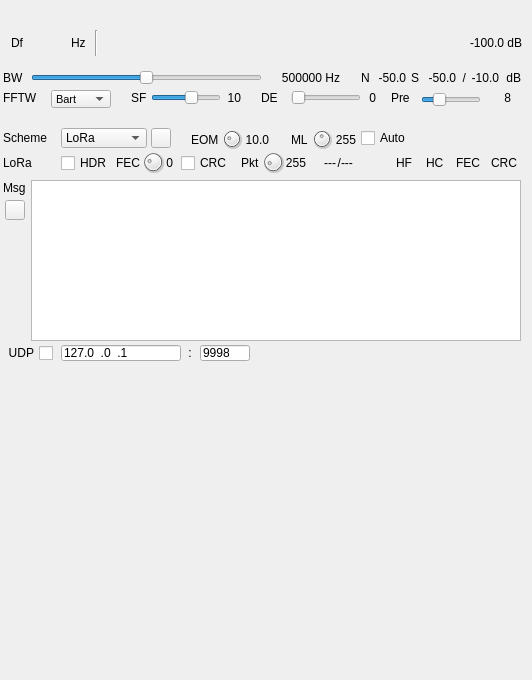
Qt form plugins/channelrx/demodchirpchat/chirpchatdemodgui.ui (f4exb/sdrangel) before a commit.
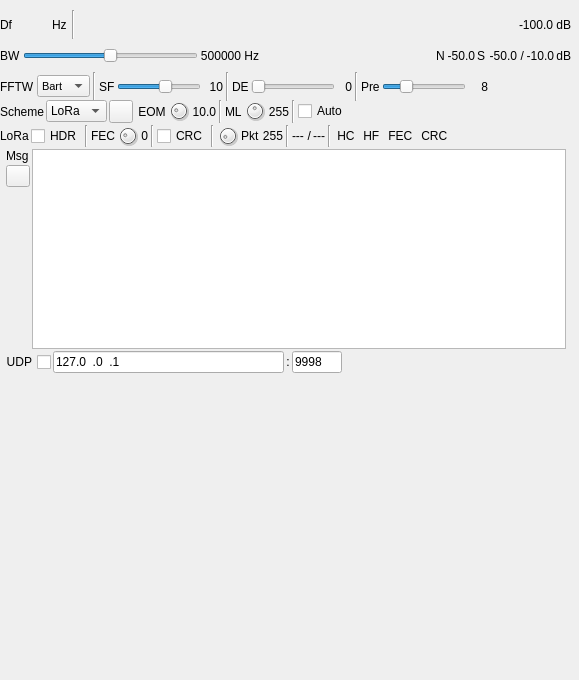
The same form after that commit. Icons and pictures are not drawn. Custom widgets are drawn as their Qt base class.

Commit message: Fixed some plugins layout so that they work with new rollup widget

What changed in the file:
```diff
--- a/plugins/channelrx/demodchirpchat/chirpchatdemodgui.ui
+++ b/plugins/channelrx/demodchirpchat/chirpchatdemodgui.ui
@@ -6,7 +6,7 @@
    <rect>
     <x>0</x>
     <y>0</y>
-    <width>532</width>
+    <width>579</width>
     <height>680</height>
    </rect>
   </property>
@@ -25,222 +25,23 @@
   <property name="windowTitle">
    <string>ChirpChat Demodulator</string>
   </property>
-  <widget class="QWidget" name="settingsContainer" native="true">
+  <widget class="QWidget" name="verticalLayoutWidget">
    <property name="geometry">
     <rect>
-     <x>1</x>
-     <y>20</y>
-     <width>530</width>
-     <height>90</height>
-    </rect>
-   </property>
-   <property name="minimumSize">
-    <size>
-     <width>0</width>
-     <height>90</height>
-    </size>
-   </property>
-   <property name="windowTitle">
-    <string>RF/demod Settings</string>
-   </property>
-   <widget class="QLabel" name="bwLabel">
-    <property name="geometry">
-     <rect>
-      <x>2</x>
-      <y>50</y>
-      <width>22</width>
-      <height>16</height>
-     </rect>
-    </property>
-    <property name="text">
-     <string>BW</string>
-    </property>
-   </widget>
-   <widget class="QLabel" name="spreadLabel">
-    <property name="geometry">
-     <rect>
-      <x>130</x>
-      <y>70</y>
-      <width>22</width>
-      <height>16</height>
-     </rect>
-    </property>
-    <property name="text">
-     <string>SF</string>
-    </property>
-   </widget>
-   <widget class="QSlider" name="BW">
-    <property name="geometry">
-     <rect>
-      <x>30</x>
-      <y>50</y>
-      <width>231</width>
-      <height>16</height>
-     </rect>
-    </property>
-    <property name="toolTip">
-     <string>Bandwidth</string>
-    </property>
-    <property name="minimum">
-     <number>0</number>
-    </property>
-    <property name="maximum">
-     <number>10</number>
-    </property>
-    <property name="pageStep">
-     <number>1</number>
-    </property>
-    <property name="value">
-     <number>5</number>
-    </property>
-    <property name="orientation">
-     <enum>Qt::Horizontal</enum>
-    </property>
-   </widget>
-   <widget class="QSlider" name="Spread">
-    <property name="geometry">
-     <rect>
-      <x>150</x>
-      <y>70</y>
-      <width>70</width>
-      <height>16</height>
-     </rect>
-    </property>
-    <property name="toolTip">
-     <string>Spreading factor</string>
-    </property>
-    <property name="minimum">
-     <number>7</number>
-    </property>
-    <property name="maximum">
-     <number>12</number>
-    </property>
-    <property name="pageStep">
-     <number>1</number>
-    </property>
-    <property name="value">
-     <number>10</number>
-    </property>
-    <property name="sliderPosition">
-     <number>10</number>
-    </property>
-    <property name="orientation">
-     <enum>Qt::Horizontal</enum>
-    </property>
-   </widget>
-   <widget class="QLabel" name="SpreadText">
-    <property name="geometry">
-     <rect>
-      <x>220</x>
-      <y>70</y>
-      <width>20</width>
-      <height>16</height>
-     </rect>
-    </property>
-    <property name="minimumSize">
-     <size>
-      <width>20</width>
-      <height>0</height>
-     </size>
-    </property>
-    <property name="text">
-     <string>10</string>
-    </property>
-    <property name="alignment">
-     <set>Qt::AlignRight|Qt::AlignTrailing|Qt::AlignVCenter</set>
-    </property>
-   </widget>
-   <widget class="QLabel" name="BWText">
-    <property name="geometry">
-     <rect>
-      <x>269</x>
-      <y>50</y>
-      <width>70</width>
-      <height>16</height>
-     </rect>
-    </property>
-    <property name="text">
-     <string>500000 Hz</string>
-    </property>
-    <property name="alignment">
-     <set>Qt::AlignRight|Qt::AlignTrailing|Qt::AlignVCenter</set>
-    </property>
-   </widget>
-   <widget class="QLabel" name="deBitsLabel">
-    <property name="geometry">
-     <rect>
-      <x>260</x>
-      <y>70</y>
-      <width>22</width>
-      <height>16</height>
-     </rect>
-    </property>
-    <property name="text">
-     <string>DE</string>
-    </property>
-   </widget>
-   <widget class="QLabel" name="deBitsText">
-    <property name="geometry">
-     <rect>
-      <x>360</x>
-      <y>70</y>
-      <width>15</width>
-      <height>16</height>
-     </rect>
-    </property>
-    <property name="minimumSize">
-     <size>
-      <width>15</width>
-      <height>0</height>
-     </size>
-    </property>
-    <property name="text">
-     <string>0</string>
-    </property>
-    <property name="alignment">
-     <set>Qt::AlignRight|Qt::AlignTrailing|Qt::AlignVCenter</set>
-    </property>
-   </widget>
-   <widget class="QSlider" name="deBits">
-    <property name="geometry">
-     <rect>
-      <x>290</x>
-      <y>70</y>
-      <width>70</width>
-      <height>16</height>
-     </rect>
-    </property>
-    <property name="toolTip">
-     <string>Distance Enhancement bits i.e. log2 of number of FFT bins per effective sample</string>
-    </property>
-    <property name="minimum">
-     <number>0</number>
-    </property>
-    <property name="maximum">
-     <number>4</number>
-    </property>
-    <property name="pageStep">
-     <number>1</number>
-    </property>
-    <property name="value">
-     <number>0</number>
-    </property>
-    <property name="sliderPosition">
-     <number>0</number>
-    </property>
-    <property name="orientation">
-     <enum>Qt::Horizontal</enum>
-    </property>
-   </widget>
-   <widget class="QWidget" name="layoutWidget">
-    <property name="geometry">
-     <rect>
-      <x>10</x>
+     <x>0</x>
       <y>10</y>
-      <width>511</width>
-      <height>26</height>
-     </rect>
-    </property>
+     <width>571</width>
+     <height>91</height>
+    </rect>
+   </property>
+   <property name="windowTitle">
+    <string>RF/demod settings</string>
+   </property>
+   <layout class="QVBoxLayout" name="settingLayout">
+    <property name="spacing">
+     <number>2</number>
+    </property>
+    <item>
     <layout class="QHBoxLayout" name="deltaFrequencyLayout">
      <item>
       <widget class="QLabel" name="deltaFrequencyLabel">
@@ -336,98 +137,119 @@
       </widget>
      </item>
     </layout>
-   </widget>
-   <widget class="QLabel" name="preambleChirpsText">
-    <property name="geometry">
-     <rect>
-      <x>490</x>
-      <y>70</y>
-      <width>20</width>
-      <height>16</height>
-     </rect>
-    </property>
-    <property name="minimumSize">
-     <size>
-      <width>20</width>
-      <height>0</height>
-     </size>
-    </property>
+    </item>
+    <item>
+     <layout class="QHBoxLayout" name="bandwidthLayout">
+      <item>
+       <widget class="QLabel" name="bwLabel">
     <property name="text">
-     <string>8</string>
-    </property>
-    <property name="alignment">
-     <set>Qt::AlignRight|Qt::AlignTrailing|Qt::AlignVCenter</set>
-    </property>
-   </widget>
-   <widget class="QLabel" name="preambleChirpsLabel">
-    <property name="geometry">
-     <rect>
-      <x>390</x>
-      <y>70</y>
-      <width>25</width>
-      <height>16</height>
-     </rect>
-    </property>
-    <property name="text">
-     <string>Pre</string>
-    </property>
-   </widget>
-   <widget class="QSlider" name="preambleChirps">
-    <property name="geometry">
-     <rect>
-      <x>420</x>
-      <y>70</y>
-      <width>60</width>
-      <height>20</height>
-     </rect>
-    </property>
+         <string>BW</string>
+        </property>
+       </widget>
+      </item>
+      <item>
+       <widget class="QSlider" name="BW">
     <property name="toolTip">
-     <string>Expected number of preamble chirps</string>
+         <string>Bandwidth</string>
     </property>
     <property name="minimum">
-     <number>4</number>
+         <number>0</number>
     </property>
     <property name="maximum">
-     <number>20</number>
+         <number>10</number>
     </property>
     <property name="pageStep">
      <number>1</number>
     </property>
     <property name="value">
-     <number>8</number>
-    </property>
-    <property name="sliderPosition">
-     <number>8</number>
-    </property>
+         <number>5</number>
+        </property>
+        <property name="orientation">
+         <enum>Qt::Horizontal</enum>
+        </property>
+       </widget>
+      </item>
+      <item>
+       <widget class="QLabel" name="BWText">
+        <property name="text">
+         <string>500000 Hz</string>
+        </property>
+        <property name="alignment">
+         <set>Qt::AlignRight|Qt::AlignTrailing|Qt::AlignVCenter</set>
+        </property>
+       </widget>
+      </item>
+      <item>
+       <spacer name="horizontalSpacer_2">
     <property name="orientation">
      <enum>Qt::Horizontal</enum>
     </property>
-   </widget>
-   <widget class="QLabel" name="sUnits">
-    <property name="geometry">
-     <rect>
-      <x>500</x>
-      <y>50</y>
-      <width>20</width>
-      <height>16</height>
-     </rect>
+        <property name="sizeHint" stdset="0">
+         <size>
+          <width>40</width>
+          <height>20</height>
+         </size>
+        </property>
+       </spacer>
+      </item>
+      <item>
+       <widget class="QLabel" name="nLabel">
+        <property name="text">
+         <string>N</string>
+        </property>
+       </widget>
+      </item>
+      <item>
+       <widget class="QLabel" name="nText">
+        <property name="toolTip">
+         <string>De-chirped noise maximum power</string>
     </property>
     <property name="text">
-     <string>dB</string>
+         <string>-50.0</string>
     </property>
     <property name="alignment">
      <set>Qt::AlignRight|Qt::AlignTrailing|Qt::AlignVCenter</set>
     </property>
    </widget>
+      </item>
+      <item>
+       <widget class="QLabel" name="sLabel">
+        <property name="text">
+         <string>S</string>
+        </property>
+       </widget>
+      </item>
+      <item>
+       <widget class="QLabel" name="sText">
+        <property name="minimumSize">
+         <size>
+          <width>30</width>
+          <height>0</height>
+         </size>
+        </property>
+        <property name="toolTip">
+         <string>De-chirped signal maximum power</string>
+        </property>
+        <property name="text">
+         <string>-50.0</string>
+        </property>
+        <property name="alignment">
+         <set>Qt::AlignRight|Qt::AlignTrailing|Qt::AlignVCenter</set>
+        </property>
+       </widget>
+      </item>
+      <item>
+       <widget class="QLabel" name="snrLabel">
+        <property name="text">
+         <string>/</string>
+        </property>
+        <property name="alignment">
+         <set>Qt::AlignRight|Qt::AlignTrailing|Qt::AlignVCenter</set>
+        </property>
+       </widget>
+      </item>
+      <item>
    <widget class="QLabel" name="snrText">
-    <property name="geometry">
-     <rect>
-      <x>470</x>
-      <y>50</y>
-      <width>28</width>
-      <height>16</height>
-     </rect>
-    </property>
     <property name="minimumSize">
      <size>
       <width>25</width>
@@ -444,103 +266,33 @@
      <set>Qt::AlignRight|Qt::AlignTrailing|Qt::AlignVCenter</set>
     </property>
    </widget>
-   <widget class="QLabel" name="snrLabel">
-    <property name="geometry">
-     <rect>
-      <x>460</x>
-      <y>50</y>
-      <width>5</width>
-      <height>16</height>
-     </rect>
-    </property>
+      </item>
+      <item>
+       <widget class="QLabel" name="sUnits">
     <property name="text">
-     <string>/</string>
+         <string>dB</string>
     </property>
     <property name="alignment">
      <set>Qt::AlignRight|Qt::AlignTrailing|Qt::AlignVCenter</set>
     </property>
    </widget>
-   <widget class="QLabel" name="sText">
-    <property name="geometry">
-     <rect>
-      <x>425</x>
-      <y>50</y>
-      <width>30</width>
-      <height>16</height>
-     </rect>
-    </property>
-    <property name="minimumSize">
-     <size>
-      <width>30</width>
-      <height>0</height>
-     </size>
-    </property>
-    <property name="toolTip">
-     <string>De-chirped signal maximum power</string>
-    </property>
+      </item>
+     </layout>
+    </item>
+    <item>
+     <layout class="QHBoxLayout" name="fftLayout">
+      <item>
+       <widget class="QLabel" name="fftWindowLabel">
     <property name="text">
-     <string>-50.0</string>
-    </property>
-    <property name="alignment">
-     <set>Qt::AlignRight|Qt::AlignTrailing|Qt::AlignVCenter</set>
-    </property>
-   </widget>
-   <widget class="QLabel" name="sLabel">
-    <property name="geometry">
-     <rect>
-      <x>410</x>
-      <y>50</y>
-      <width>9</width>
-      <height>16</height>
-     </rect>
-    </property>
-    <property name="text">
-     <string>S</string>
-    </property>
-   </widget>
-   <widget class="QLabel" name="nText">
-    <property name="geometry">
-     <rect>
-      <x>375</x>
-      <y>50</y>
-      <width>30</width>
-      <height>16</height>
-     </rect>
-    </property>
-    <property name="toolTip">
-     <string>De-chirped noise maximum power</string>
-    </property>
-    <property name="text">
-     <string>-50.0</string>
-    </property>
-    <property name="alignment">
-     <set>Qt::AlignRight|Qt::AlignTrailing|Qt::AlignVCenter</set>
-    </property>
-   </widget>
-   <widget class="QLabel" name="nLabel">
-    <property name="geometry">
-     <rect>
-      <x>360</x>
-      <y>50</y>
-      <width>10</width>
-      <height>16</height>
-     </rect>
-    </property>
-    <property name="text">
-     <string>N</string>
-    </property>
-   </widget>
+         <string>FFTW</string>
+        </property>
+       </widget>
+      </item>
+      <item>
    <widget class="QComboBox" name="fftWindow">
-    <property name="geometry">
-     <rect>
-      <x>50</x>
-      <y>70</y>
-      <width>60</width>
-      <height>18</height>
-     </rect>
-    </property>
     <property name="font">
      <font>
+          <family>Liberation Sans</family>
       <pointsize>8</pointsize>
      </font>
     </property>
@@ -580,88 +332,234 @@
      </property>
     </item>
    </widget>
-   <widget class="QLabel" name="fftWindowLabel">
-    <property name="geometry">
-     <rect>
-      <x>2</x>
-      <y>70</y>
-      <width>41</width>
-      <height>16</height>
-     </rect>
-    </property>
+      </item>
+      <item>
+       <widget class="Line" name="line_11">
+        <property name="minimumSize">
+         <size>
+          <width>5</width>
+          <height>0</height>
+         </size>
+        </property>
+        <property name="orientation">
+         <enum>Qt::Vertical</enum>
+        </property>
+       </widget>
+      </item>
+      <item>
+       <widget class="QLabel" name="spreadLabel">
     <property name="text">
-     <string>FFTW</string>
-    </property>
-   </widget>
-  </widget>
-  <widget class="QWidget" name="payloadContainer" native="true">
-   <property name="geometry">
-    <rect>
-     <x>1</x>
-     <y>120</y>
-     <width>530</width>
-     <height>250</height>
-    </rect>
-   </property>
+         <string>SF</string>
+        </property>
+       </widget>
+      </item>
+      <item>
+       <widget class="QSlider" name="Spread">
+        <property name="toolTip">
+         <string>Spreading factor</string>
+        </property>
+        <property name="minimum">
+         <number>7</number>
+        </property>
+        <property name="maximum">
+         <number>12</number>
+        </property>
+        <property name="pageStep">
+         <number>1</number>
+        </property>
+        <property name="value">
+         <number>10</number>
+        </property>
+        <property name="sliderPosition">
+         <number>10</number>
+        </property>
+        <property name="orientation">
+         <enum>Qt::Horizontal</enum>
+        </property>
+       </widget>
+      </item>
+      <item>
+       <widget class="QLabel" name="SpreadText">
+        <property name="minimumSize">
+         <size>
+          <width>20</width>
+          <height>0</height>
+         </size>
+        </property>
+        <property name="text">
+         <string>10</string>
+        </property>
+        <property name="alignment">
+         <set>Qt::AlignRight|Qt::AlignTrailing|Qt::AlignVCenter</set>
+        </property>
+       </widget>
+      </item>
+      <item>
+       <widget class="Line" name="line_9">
    <property name="minimumSize">
     <size>
-     <width>0</width>
-     <height>250</height>
-    </size>
+          <width>5</width>
+          <height>0</height>
+         </size>
+        </property>
+        <property name="orientation">
+         <enum>Qt::Vertical</enum>
+        </property>
+       </widget>
+      </item>
+      <item>
+       <widget class="QLabel" name="deBitsLabel">
+        <property name="text">
+         <string>DE</string>
+        </property>
+       </widget>
+      </item>
+      <item>
+       <widget class="QSlider" name="deBits">
+        <property name="toolTip">
+         <string>Distance Enhancement bits i.e. log2 of number of FFT bins per effective sample</string>
+        </property>
+        <property name="minimum">
+         <number>0</number>
+        </property>
+        <property name="maximum">
+         <number>4</number>
+        </property>
+        <property name="pageStep">
+         <number>1</number>
+        </property>
+        <property name="value">
+         <number>0</number>
+        </property>
+        <property name="sliderPosition">
+         <number>0</number>
+        </property>
+        <property name="orientation">
+         <enum>Qt::Horizontal</enum>
+        </property>
+       </widget>
+      </item>
+      <item>
+       <widget class="QLabel" name="deBitsText">
+        <property name="minimumSize">
+         <size>
+          <width>15</width>
+          <height>0</height>
+         </size>
+        </property>
+        <property name="text">
+         <string>0</string>
+        </property>
+        <property name="alignment">
+         <set>Qt::AlignRight|Qt::AlignTrailing|Qt::AlignVCenter</set>
+        </property>
+       </widget>
+      </item>
+      <item>
+       <widget class="Line" name="line_10">
+        <property name="minimumSize">
+         <size>
+          <width>5</width>
+          <height>0</height>
+         </size>
+        </property>
+        <property name="orientation">
+         <enum>Qt::Vertical</enum>
+        </property>
+       </widget>
+      </item>
+      <item>
+       <widget class="QLabel" name="preambleChirpsLabel">
+        <property name="text">
+         <string>Pre</string>
+        </property>
+       </widget>
+      </item>
+      <item>
+       <widget class="QSlider" name="preambleChirps">
+        <property name="toolTip">
+         <string>Expected number of preamble chirps</string>
+        </property>
+        <property name="minimum">
+         <number>4</number>
+        </property>
+        <property name="maximum">
+         <number>20</number>
+        </property>
+        <property name="pageStep">
+         <number>1</number>
+        </property>
+        <property name="value">
+         <number>8</number>
+        </property>
+        <property name="sliderPosition">
+         <number>8</number>
+        </property>
+        <property name="orientation">
+         <enum>Qt::Horizontal</enum>
+        </property>
+       </widget>
+      </item>
+      <item>
+       <widget class="QLabel" name="preambleChirpsText">
+        <property name="minimumSize">
+         <size>
+          <width>20</width>
+          <height>0</height>
+         </size>
+        </property>
+        <property name="text">
+         <string>8</string>
+        </property>
+        <property name="alignment">
+         <set>Qt::AlignRight|Qt::AlignTrailing|Qt::AlignVCenter</set>
+        </property>
+       </widget>
+      </item>
+      <item>
+       <spacer name="horizontalSpacer_3">
+        <property name="orientation">
+         <enum>Qt::Horizontal</enum>
+        </property>
+        <property name="sizeHint" stdset="0">
+         <size>
+          <width>40</width>
+          <height>20</height>
+         </size>
+        </property>
+       </spacer>
+      </item>
+     </layout>
+    </item>
+   </layout>
+  </widget>
+  <widget class="QWidget" name="verticalLayoutWidget_2">
+   <property name="geometry">
+    <rect>
+     <x>0</x>
+     <y>100</y>
+     <width>572</width>
+     <height>301</height>
+    </rect>
    </property>
    <property name="windowTitle">
     <string>Payload</string>
    </property>
-   <widget class="QLabel" name="messageLabel">
-    <property name="geometry">
-     <rect>
-      <x>2</x>
-      <y>60</y>
-      <width>32</width>
-      <height>16</height>
-     </rect>
+   <layout class="QVBoxLayout" name="payloadLayout">
+    <property name="spacing">
+     <number>2</number>
     </property>
-    <property name="text">
-     <string>Msg</string>
-    </property>
-   </widget>
-   <widget class="QPlainTextEdit" name="messageText">
-    <property name="geometry">
-     <rect>
-      <x>30</x>
-      <y>60</y>
-      <width>490</width>
-      <height>161</height>
-     </rect>
-    </property>
-    <property name="font">
-     <font>
-      <family>Liberation Mono</family>
-     </font>
-    </property>
-   </widget>
+    <item>
+     <layout class="QHBoxLayout" name="schemeLayout">
+      <item>
    <widget class="QLabel" name="schemeLabel">
-    <property name="geometry">
-     <rect>
-      <x>2</x>
-      <y>10</y>
-      <width>50</width>
-      <height>16</height>
-     </rect>
-    </property>
     <property name="text">
      <string>Scheme</string>
     </property>
    </widget>
+      </item>
+      <item>
    <widget class="QComboBox" name="scheme">
-    <property name="geometry">
-     <rect>
-      <x>60</x>
-      <y>8</y>
-      <width>86</width>
-      <height>20</height>
-     </rect>
-    </property>
     <item>
      <property name="text">
       <string>LoRa</string>
@@ -678,44 +576,9 @@
      </property>
     </item>
    </widget>
-   <widget class="QPushButton" name="clear">
-    <property name="geometry">
-     <rect>
-      <x>4</x>
-      <y>80</y>
-      <width>20</width>
-      <height>20</height>
-     </rect>
-    </property>
-    <property name="maximumSize">
-     <size>
-      <width>24</width>
-      <height>24</height>
-     </size>
-    </property>
-    <property name="toolTip">
-     <string>Clear text</string>
-    </property>
-    <property name="text">
-     <string/>
-    </property>
-    <property name="icon">
-     <iconset resource="../../../sdrgui/resources/res.qrc">
-      <normaloff>:/sweep.png</normaloff>:/sweep.png</iconset>
-    </property>
-    <property name="autoDefault">
-     <bool>false</bool>
-    </property>
-   </widget>
+      </item>
+      <item>
    <widget class="QToolButton" name="mute">
-    <property name="geometry">
-     <rect>
-      <x>150</x>
-      <y>8</y>
-      <width>20</width>
-      <height>20</height>
-     </rect>
-    </property>
     <property name="toolTip">
      <string>Run/Stop decoder</string>
     </property>
@@ -731,27 +594,21 @@
      <bool>true</bool>
     </property>
    </widget>
+      </item>
+      <item>
    <widget class="QLabel" name="eomSquelchLabel">
-    <property name="geometry">
-     <rect>
-      <x>190</x>
-      <y>10</y>
-      <width>35</width>
-      <height>19</height>
-     </rect>
-    </property>
     <property name="text">
-     <string>EOM</string>
-    </property>
-   </widget>
+         <string> EOM</string>
+        </property>
+       </widget>
+      </item>
+      <item>
    <widget class="QDial" name="eomSquelch">
-    <property name="geometry">
-     <rect>
-      <x>220</x>
-      <y>8</y>
+        <property name="maximumSize">
+         <size>
       <width>22</width>
       <height>22</height>
-     </rect>
+         </size>
     </property>
     <property name="toolTip">
      <string>End Of Message squelch factor</string>
@@ -769,15 +626,9 @@
      <number>60</number>
     </property>
    </widget>
+      </item>
+      <item>
    <widget class="QLabel" name="eomSquelchText">
-    <property name="geometry">
-     <rect>
-      <x>240</x>
-      <y>10</y>
-      <width>28</width>
-      <height>19</height>
-     </rect>
-    </property>
     <property name="text">
      <string>10.0</string>
     </property>
@@ -785,27 +636,34 @@
      <set>Qt::AlignRight|Qt::AlignTrailing|Qt::AlignVCenter</set>
     </property>
    </widget>
+      </item>
+      <item>
+       <widget class="Line" name="line_2">
+        <property name="minimumSize">
+         <size>
+          <width>5</width>
+          <height>0</height>
+         </size>
+        </property>
+        <property name="orientation">
+         <enum>Qt::Vertical</enum>
+        </property>
+       </widget>
+      </item>
+      <item>
    <widget class="QLabel" name="messageLengthLabel">
-    <property name="geometry">
-     <rect>
-      <x>290</x>
-      <y>10</y>
-      <width>20</width>
-      <height>19</height>
-     </rect>
-    </property>
     <property name="text">
      <string>ML</string>
     </property>
    </widget>
+      </item>
+      <item>
    <widget class="QDial" name="messageLength">
-    <property name="geometry">
-     <rect>
-      <x>310</x>
-      <y>8</y>
+        <property name="maximumSize">
+         <size>
       <width>22</width>
       <height>22</height>
-     </rect>
+         </size>
     </property>
     <property name="toolTip">
      <string>Message (payload) length in number of symbols</string>
@@ -823,15 +681,9 @@
      <number>127</number>
     </property>
    </widget>
+      </item>
+      <item>
    <widget class="QLabel" name="messageLengthText">
-    <property name="geometry">
-     <rect>
-      <x>330</x>
-      <y>10</y>
-      <width>25</width>
-      <height>19</height>
-     </rect>
-    </property>
     <property name="text">
      <string>255</string>
     </property>
@@ -839,50 +691,56 @@
      <set>Qt::AlignRight|Qt::AlignTrailing|Qt::AlignVCenter</set>
     </property>
    </widget>
+      </item>
+      <item>
+       <widget class="Line" name="line_3">
+        <property name="minimumSize">
+         <size>
+          <width>5</width>
+          <height>0</height>
+         </size>
+        </property>
+        <property name="orientation">
+         <enum>Qt::Vertical</enum>
+        </property>
+       </widget>
+      </item>
+      <item>
+       <widget class="QCheckBox" name="messageLengthAuto">
+        <property name="toolTip">
+         <string>Set message length in symbols automatically to provided message length (LoRa only)</string>
+        </property>
+        <property name="text">
+         <string>Auto</string>
+        </property>
+       </widget>
+      </item>
+      <item>
+       <spacer name="horizontalSpacer_4">
+        <property name="orientation">
+         <enum>Qt::Horizontal</enum>
+        </property>
+        <property name="sizeHint" stdset="0">
+         <size>
+          <width>40</width>
+          <height>20</height>
+         </size>
+        </property>
+       </spacer>
+      </item>
+     </layout>
+    </item>
+    <item>
+     <layout class="QHBoxLayout" name="fecLayout">
+      <item>
    <widget class="QLabel" name="loraLabel">
-    <property name="geometry">
-     <rect>
-      <x>2</x>
-      <y>35</y>
-      <width>50</width>
-      <height>16</height>
-     </rect>
-    </property>
     <property name="text">
      <string>LoRa</string>
     </property>
    </widget>
-   <widget class="QDial" name="fecParity">
-    <property name="geometry">
-     <rect>
-      <x>140</x>
-      <y>30</y>
-      <width>24</width>
-      <height>24</height>
-     </rect>
-    </property>
-    <property name="toolTip">
-     <string>Number of FEC parity bits (0 to 4) for Hamming code</string>
-    </property>
-    <property name="maximum">
-     <number>4</number>
-    </property>
-    <property name="pageStep">
-     <number>1</number>
-    </property>
-    <property name="value">
-     <number>1</number>
-    </property>
-   </widget>
+      </item>
+      <item>
    <widget class="QCheckBox" name="header">
-    <property name="geometry">
-     <rect>
-      <x>60</x>
-      <y>35</y>
-      <width>50</width>
-      <height>16</height>
-     </rect>
-    </property>
     <property name="toolTip">
      <string>Expect header (explicit) - disables manual FEC and CRC</string>
     </property>
@@ -890,15 +748,51 @@
      <string>HDR</string>
     </property>
    </widget>
+      </item>
+      <item>
+       <widget class="Line" name="line_4">
+        <property name="minimumSize">
+         <size>
+          <width>5</width>
+          <height>0</height>
+         </size>
+        </property>
+        <property name="orientation">
+         <enum>Qt::Vertical</enum>
+        </property>
+       </widget>
+      </item>
+      <item>
+       <widget class="QLabel" name="fecParityLabel">
+        <property name="text">
+         <string>FEC</string>
+        </property>
+       </widget>
+      </item>
+      <item>
+       <widget class="QDial" name="fecParity">
+        <property name="maximumSize">
+         <size>
+          <width>22</width>
+          <height>22</height>
+         </size>
+        </property>
+        <property name="toolTip">
+         <string>Number of FEC parity bits (0 to 4) for Hamming code</string>
+        </property>
+        <property name="maximum">
+         <number>4</number>
+        </property>
+        <property name="pageStep">
+         <number>1</number>
+        </property>
+        <property name="value">
+         <number>1</number>
+        </property>
+       </widget>
+      </item>
+      <item>
    <widget class="QLabel" name="fecParityText">
-    <property name="geometry">
-     <rect>
-      <x>160</x>
-      <y>35</y>
-      <width>12</width>
-      <height>16</height>
-     </rect>
-    </property>
     <property name="text">
      <string>0</string>
     </property>
@@ -906,15 +800,22 @@
      <set>Qt::AlignRight|Qt::AlignTrailing|Qt::AlignVCenter</set>
     </property>
    </widget>
+      </item>
+      <item>
+       <widget class="Line" name="line_5">
+        <property name="minimumSize">
+         <size>
+          <width>5</width>
+          <height>0</height>
+         </size>
+        </property>
+        <property name="orientation">
+         <enum>Qt::Vertical</enum>
+        </property>
+       </widget>
+      </item>
+      <item>
    <widget class="QCheckBox" name="crc">
-    <property name="geometry">
-     <rect>
-      <x>180</x>
-      <y>35</y>
-      <width>50</width>
-      <height>16</height>
-     </rect>
-    </property>
     <property name="toolTip">
      <string>CRC appended to payload</string>
     </property>
@@ -922,40 +823,27 @@
      <string>CRC</string>
     </property>
    </widget>
-   <widget class="QLabel" name="fecParityLabel">
-    <property name="geometry">
-     <rect>
-      <x>115</x>
-      <y>35</y>
-      <width>25</width>
-      <height>16</height>
-     </rect>
-    </property>
-    <property name="text">
-     <string>FEC</string>
-    </property>
-   </widget>
-   <widget class="QLabel" name="packetLengthLabel">
-    <property name="geometry">
-     <rect>
-      <x>240</x>
-      <y>35</y>
-      <width>20</width>
-      <height>16</height>
-     </rect>
-    </property>
-    <property name="text">
-     <string>Pkt</string>
-    </property>
-   </widget>
+      </item>
+      <item>
+       <widget class="Line" name="line_7">
+        <property name="minimumSize">
+         <size>
+          <width>5</width>
+          <height>0</height>
+         </size>
+        </property>
+        <property name="orientation">
+         <enum>Qt::Vertical</enum>
+        </property>
+       </widget>
+      </item>
+      <item>
    <widget class="QDial" name="packetLength">
-    <property name="geometry">
-     <rect>
-      <x>260</x>
-      <y>30</y>
-      <width>24</width>
-      <height>24</height>
-     </rect>
+        <property name="maximumSize">
+         <size>
+          <width>22</width>
+          <height>22</height>
+         </size>
     </property>
     <property name="toolTip">
      <string>Payload packet length in number of bytes or characters</string>
@@ -970,15 +858,16 @@
      <number>30</number>
     </property>
    </widget>
+      </item>
+      <item>
+       <widget class="QLabel" name="packetLengthLabel">
+        <property name="text">
+         <string>Pkt</string>
+        </property>
+       </widget>
+      </item>
+      <item>
    <widget class="QLabel" name="packetLengthText">
-    <property name="geometry">
-     <rect>
-      <x>280</x>
-      <y>35</y>
-      <width>25</width>
-      <height>16</height>
-     </rect>
-    </property>
     <property name="text">
      <string>255</string>
     </property>
@@ -986,133 +875,201 @@
      <set>Qt::AlignRight|Qt::AlignTrailing|Qt::AlignVCenter</set>
     </property>
    </widget>
-   <widget class="QLabel" name="headerHammingStatus">
-    <property name="geometry">
-     <rect>
-      <x>395</x>
-      <y>35</y>
-      <width>20</width>
-      <height>16</height>
-     </rect>
-    </property>
+      </item>
+      <item>
+       <widget class="Line" name="line_6">
+        <property name="minimumSize">
+         <size>
+          <width>5</width>
+          <height>0</height>
+         </size>
+        </property>
+        <property name="orientation">
+         <enum>Qt::Vertical</enum>
+        </property>
+       </widget>
+      </item>
+      <item>
+       <widget class="QLabel" name="nbCodewordsText">
     <property name="toolTip">
-     <string>Header FEC parity status</string>
+         <string>Number of codewords in the payload with header and CRC</string>
     </property>
     <property name="text">
-     <string>HF</string>
-    </property>
-   </widget>
+         <string>---</string>
+        </property>
+        <property name="alignment">
+         <set>Qt::AlignLeading|Qt::AlignLeft|Qt::AlignVCenter</set>
+        </property>
+       </widget>
+      </item>
+      <item>
+       <widget class="QLabel" name="symbolsCodewordsSeparator">
+        <property name="text">
+         <string>/</string>
+        </property>
+        <property name="alignment">
+         <set>Qt::AlignRight|Qt::AlignTrailing|Qt::AlignVCenter</set>
+        </property>
+       </widget>
+      </item>
+      <item>
+       <widget class="QLabel" name="nbSymbolsText">
+        <property name="toolTip">
+         <string>Number of symbols in the payload with header and CRC</string>
+        </property>
+        <property name="text">
+         <string>---</string>
+        </property>
+        <property name="alignment">
+         <set>Qt::AlignRight|Qt::AlignTrailing|Qt::AlignVCenter</set>
+        </property>
+       </widget>
+      </item>
+      <item>
+       <widget class="Line" name="line_8">
+        <property name="minimumSize">
+         <size>
+          <width>5</width>
+          <height>0</height>
+         </size>
+        </property>
+        <property name="orientation">
+         <enum>Qt::Vertical</enum>
+        </property>
+       </widget>
+      </item>
+      <item>
    <widget class="QLabel" name="headerCRCStatus">
-    <property name="geometry">
-     <rect>
-      <x>425</x>
-      <y>35</y>
-      <width>20</width>
-      <height>16</height>
-     </rect>
-    </property>
     <property name="toolTip">
      <string>Header CRC status</string>
     </property>
     <property name="text">
-     <string>HC</string>
-    </property>
-   </widget>
+         <string> HC </string>
+        </property>
+       </widget>
+      </item>
+      <item>
+       <widget class="QLabel" name="headerHammingStatus">
+        <property name="toolTip">
+         <string>Header FEC parity status</string>
+        </property>
+        <property name="text">
+         <string> HF </string>
+        </property>
+       </widget>
+      </item>
+      <item>
    <widget class="QLabel" name="payloadFECStatus">
-    <property name="geometry">
-     <rect>
-      <x>455</x>
-      <y>35</y>
-      <width>25</width>
-      <height>16</height>
-     </rect>
-    </property>
     <property name="toolTip">
      <string>Payload FEC parity status</string>
     </property>
     <property name="text">
-     <string>FEC</string>
-    </property>
-   </widget>
+         <string> FEC </string>
+        </property>
+       </widget>
+      </item>
+      <item>
    <widget class="QLabel" name="payloadCRCStatus">
-    <property name="geometry">
-     <rect>
-      <x>490</x>
-      <y>35</y>
-      <width>28</width>
-      <height>16</height>
-     </rect>
-    </property>
     <property name="toolTip">
      <string>Payload CRC status</string>
     </property>
     <property name="text">
-     <string>CRC</string>
-    </property>
-   </widget>
-   <widget class="QLabel" name="nbSymbolsText">
-    <property name="geometry">
-     <rect>
-      <x>310</x>
-      <y>35</y>
-      <width>25</width>
-      <height>16</height>
-     </rect>
-    </property>
-    <property name="toolTip">
-     <string>Number of symbols in the payload with header and CRC</string>
-    </property>
-    <property name="text">
-     <string>---</string>
-    </property>
-    <property name="alignment">
-     <set>Qt::AlignRight|Qt::AlignTrailing|Qt::AlignVCenter</set>
-    </property>
-   </widget>
-   <widget class="QLabel" name="nbCodewordsText">
-    <property name="geometry">
-     <rect>
-      <x>340</x>
-      <y>35</y>
-      <width>25</width>
-      <height>16</height>
-     </rect>
+         <string> CRC </string>
+        </property>
+       </widget>
+      </item>
+      <item>
+       <spacer name="horizontalSpacer_5">
+        <property name="orientation">
+         <enum>Qt::Horizontal</enum>
+        </property>
+        <property name="sizeHint" stdset="0">
+         <size>
+          <width>40</width>
+          <height>20</height>
+         </size>
+        </property>
+       </spacer>
+      </item>
+     </layout>
+    </item>
+    <item>
+     <layout class="QHBoxLayout" name="textLayout">
+      <property name="leftMargin">
+       <number>6</number>
+      </property>
+      <property name="rightMargin">
+       <number>6</number>
+      </property>
+      <item>
+       <layout class="QVBoxLayout" name="messageLayout">
+        <item>
+         <widget class="QLabel" name="messageLabel">
+          <property name="text">
+           <string>Msg</string>
+          </property>
+         </widget>
+        </item>
+        <item>
+         <widget class="QPushButton" name="clear">
+          <property name="maximumSize">
+           <size>
+            <width>24</width>
+            <height>24</height>
+           </size>
     </property>
     <property name="toolTip">
-     <string>Number of codewords in the payload with header and CRC</string>
+           <string>Clear text</string>
     </property>
     <property name="text">
-     <string>---</string>
-    </property>
-    <property name="alignment">
-     <set>Qt::AlignLeading|Qt::AlignLeft|Qt::AlignVCenter</set>
-    </property>
-   </widget>
-   <widget class="QLabel" name="symbolsCodewordsSeparator">
-    <property name="geometry">
-     <rect>
-      <x>328</x>
-      <y>35</y>
-      <width>12</width>
-      <height>16</height>
-     </rect>
-    </property>
-    <property name="text">
-     <string>/</string>
-    </property>
-    <property name="alignment">
-     <set>Qt::AlignRight|Qt::AlignTrailing|Qt::AlignVCenter</set>
-    </property>
-   </widget>
+           <string/>
+          </property>
+          <property name="icon">
+           <iconset resource="../../../sdrgui/resources/res.qrc">
+            <normaloff>:/sweep.png</normaloff>:/sweep.png</iconset>
+          </property>
+          <property name="autoDefault">
+           <bool>false</bool>
+          </property>
+         </widget>
+        </item>
+        <item>
+         <spacer name="verticalSpacer_2">
+          <property name="orientation">
+           <enum>Qt::Vertical</enum>
+          </property>
+          <property name="sizeHint" stdset="0">
+           <size>
+            <width>20</width>
+            <height>40</height>
+           </size>
+          </property>
+         </spacer>
+        </item>
+       </layout>
+      </item>
+      <item>
+       <widget class="QPlainTextEdit" name="messageText">
+        <property name="minimumSize">
+         <size>
+          <width>0</width>
+          <height>200</height>
+         </size>
+        </property>
+        <property name="font">
+         <font>
+          <family>Liberation Mono</family>
+          <pointsize>9</pointsize>
+         </font>
+        </property>
+       </widget>
+      </item>
+     </layout>
+    </item>
+    <item>
+     <layout class="QHBoxLayout" name="udpLayout">
+      <item>
    <widget class="QCheckBox" name="udpSend">
-    <property name="geometry">
-     <rect>
-      <x>2</x>
-      <y>225</y>
-      <width>50</width>
-      <height>16</height>
-     </rect>
-    </property>
     <property name="toolTip">
      <string>Send message via UDP</string>
     </property>
@@ -1123,15 +1080,9 @@
      <string>UDP</string>
     </property>
    </widget>
+      </item>
+      <item>
    <widget class="QLineEdit" name="udpAddress">
-    <property name="geometry">
-     <rect>
-      <x>60</x>
-      <y>225</y>
-      <width>120</width>
-      <height>16</height>
-     </rect>
-    </property>
     <property name="minimumSize">
      <size>
       <width>120</width>
@@ -1151,15 +1102,9 @@
      <string>127.0.0.1</string>
     </property>
    </widget>
+      </item>
+      <item>
    <widget class="QLabel" name="udpSeparator">
-    <property name="geometry">
-     <rect>
-      <x>184</x>
-      <y>225</y>
-      <width>10</width>
-      <height>16</height>
-     </rect>
-    </property>
     <property name="text">
      <string>:</string>
     </property>
@@ -1167,15 +1112,9 @@
      <set>Qt::AlignCenter</set>
     </property>
    </widget>
+      </item>
+      <item>
    <widget class="QLineEdit" name="udpPort">
-    <property name="geometry">
-     <rect>
-      <x>199</x>
-      <y>225</y>
-      <width>50</width>
-      <height>16</height>
-     </rect>
-    </property>
     <property name="minimumSize">
      <size>
       <width>50</width>
@@ -1201,29 +1140,43 @@
      <string>9998</string>
     </property>
    </widget>
-   <widget class="QCheckBox" name="messageLengthAuto">
-    <property name="geometry">
-     <rect>
-      <x>360</x>
-      <y>10</y>
-      <width>50</width>
-      <height>16</height>
-     </rect>
-    </property>
-    <property name="toolTip">
-     <string>Set message length in symbols automatically to provided message length (LoRa only)</string>
-    </property>
-    <property name="text">
-     <string>Auto</string>
-    </property>
-   </widget>
+      </item>
+      <item>
+       <spacer name="horizontalSpacer_6">
+        <property name="orientation">
+         <enum>Qt::Horizontal</enum>
+        </property>
+        <property name="sizeHint" stdset="0">
+         <size>
+          <width>40</width>
+          <height>20</height>
+         </size>
+        </property>
+       </spacer>
+      </item>
+     </layout>
+    </item>
+    <item>
+     <spacer name="verticalSpacer">
+      <property name="orientation">
+       <enum>Qt::Vertical</enum>
+      </property>
+      <property name="sizeHint" stdset="0">
+       <size>
+        <width>20</width>
+        <height>40</height>
+       </size>
+      </property>
+     </spacer>
+    </item>
+   </layout>
   </widget>
   <widget class="QWidget" name="spectrumContainer" native="true">
    <property name="geometry">
     <rect>
-     <x>1</x>
-     <y>380</y>
-     <width>530</width>
+     <x>0</x>
+     <y>410</y>
+     <width>571</width>
      <height>260</height>
     </rect>
    </property>
```
Lines whose indentation alone changed are shown as unchanged. The commit also changes 4 other files.
